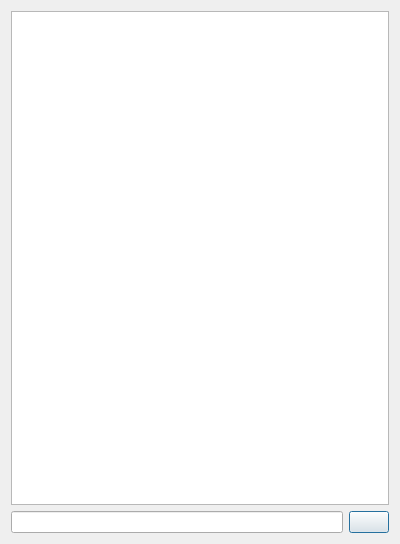
The window that dialog3.ui (community-ssu/clock-ui) describes before a commit, drawn with Qt 5.
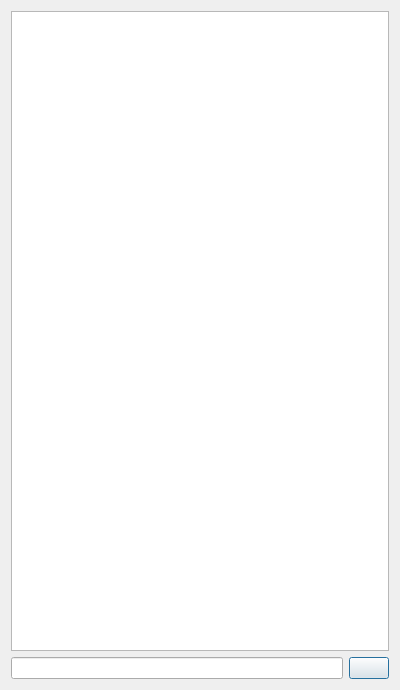
The same window after the commit.

```diff
--- a/dialog3.ui
+++ b/dialog3.ui
@@ -7,7 +7,7 @@
     <x>0</x>
     <y>0</y>
     <width>400</width>
-    <height>544</height>
+    <height>690</height>
    </rect>
   </property>
   <property name="sizePolicy">
```
